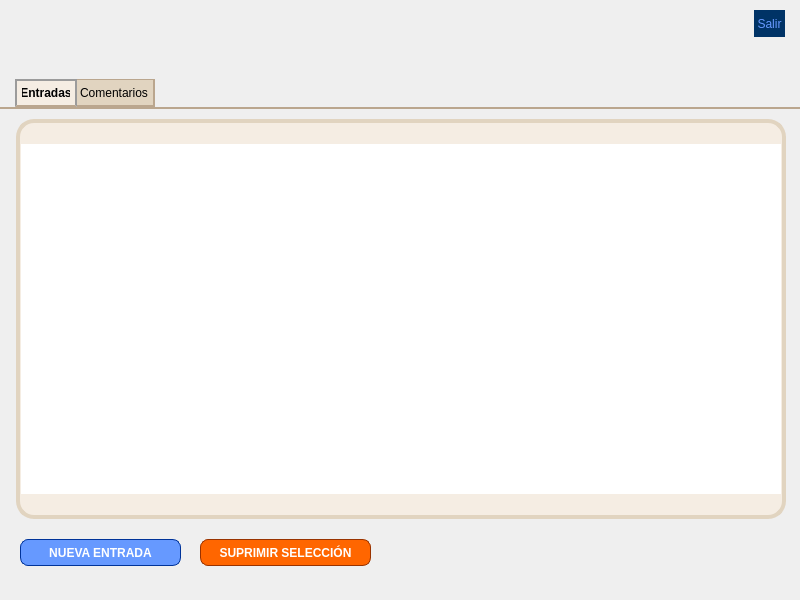
Above: mainwindow.ui from ferjm/Blogger-client before the change. Below: the same form after it.
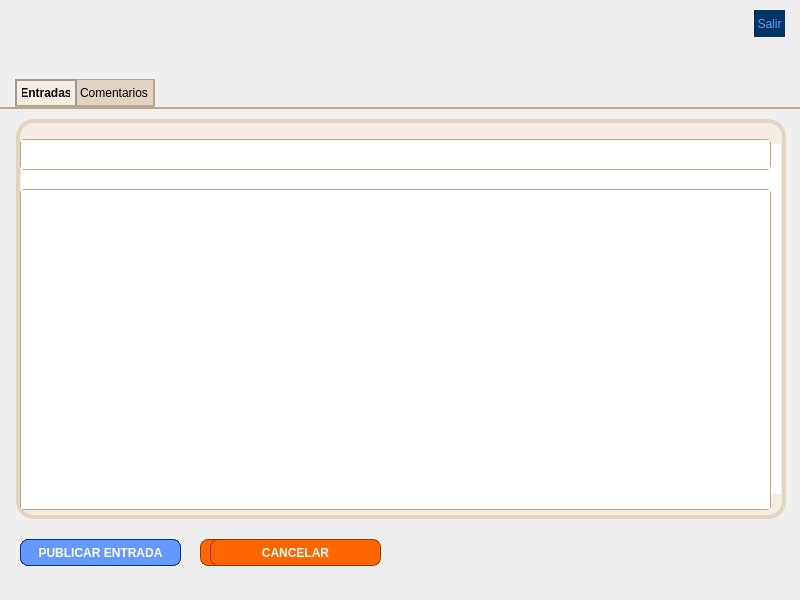
That is the form after the change. Icons and pictures are not drawn.

What changed in the file:
```diff
--- a/mainwindow.ui
+++ b/mainwindow.ui
@@ -276,6 +276,121 @@
         <string>SUPRIMIR SELECCIÓN</string>
        </property>
       </widget>
+      <widget class="QFrame" name="editPostFrame">
+       <property name="enabled">
+        <bool>true</bool>
+       </property>
+       <property name="geometry">
+        <rect>
+         <x>0</x>
+         <y>0</y>
+         <width>800</width>
+         <height>490</height>
+        </rect>
+       </property>
+       <property name="frameShape">
+        <enum>QFrame::StyledPanel</enum>
+       </property>
+       <property name="frameShadow">
+        <enum>QFrame::Raised</enum>
+       </property>
+       <widget class="QPushButton" name="publishButton">
+        <property name="geometry">
+         <rect>
+          <x>20</x>
+          <y>430</y>
+          <width>161</width>
+          <height>27</height>
+         </rect>
+        </property>
+        <property name="cursor">
+         <cursorShape>PointingHandCursor</cursorShape>
+        </property>
+        <property name="styleSheet">
+         <string notr="true">background: #6699ff;
+color: white; 
+font:bold;
+border-top-left-radius: 8px;
+border-top-right-radius: 8px;
+border-bottom-right-radius: 8px;
+border-bottom-left-radius: 8px;
+border: 1px solid #003399;
+</string>
+        </property>
+        <property name="text">
+         <string>PUBLICAR ENTRADA</string>
+        </property>
+       </widget>
+       <widget class="QPushButton" name="cancelButton">
+        <property name="enabled">
+         <bool>true</bool>
+        </property>
+        <property name="geometry">
+         <rect>
+          <x>210</x>
+          <y>430</y>
+          <width>171</width>
+          <height>27</height>
+         </rect>
+        </property>
+        <property name="cursor">
+         <cursorShape>PointingHandCursor</cursorShape>
+        </property>
+        <property name="styleSheet">
+         <string notr="true">background: #ff6600;
+color: white; 
+font:bold;
+border-top-left-radius: 8px;
+border-top-right-radius: 8px;
+border-bottom-right-radius: 8px;
+border-bottom-left-radius: 8px;
+border: 1px solid #993300;
+</string>
+        </property>
+        <property name="text">
+         <string>CANCELAR</string>
+        </property>
+       </widget>
+       <widget class="QTextEdit" name="titleTextEdit">
+        <property name="enabled">
+         <bool>true</bool>
+        </property>
+        <property name="geometry">
+         <rect>
+          <x>20</x>
+          <y>30</y>
+          <width>751</width>
+          <height>31</height>
+         </rect>
+        </property>
+        <property name="styleSheet">
+         <string notr="true">border: 1px solid #baa68e;
+border-top-left-radius: 4px;
+border-top-right-radius: 4px;
+border-bottom-right-radius: 4px;
+border-bottom-left-radius: 4px;
+</string>
+        </property>
+       </widget>
+       <widget class="QTextEdit" name="contentcTextEdit">
+        <property name="geometry">
+         <rect>
+          <x>20</x>
+          <y>80</y>
+          <width>751</width>
+          <height>321</height>
+         </rect>
+        </property>
+        <property name="styleSheet">
+         <string notr="true">border: 1px solid #baa68e;
+border-top-left-radius: 4px;
+border-top-right-radius: 4px;
+border-bottom-right-radius: 4px;
+border-bottom-left-radius: 4px;
+</string>
+        </property>
+       </widget>
+      </widget>
      </widget>
      <widget class="QWidget" name="comentariosTab">
       <attribute name="title">
```
Left out of the diff: 67 changed lines with no effect on the pictures.
